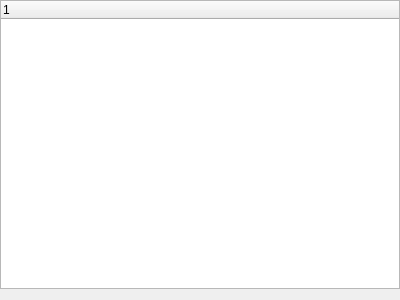
Qt form ui/SelectJobsFrame.ui (germaniumhq/felix) before a commit.
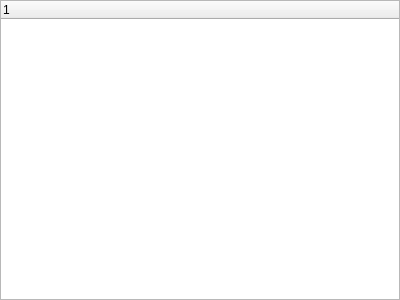
The same form after that commit.

The edit to the form file:
```diff
--- a/ui/SelectJobsFrame.ui
+++ b/ui/SelectJobsFrame.ui
@@ -23,6 +23,9 @@
    <property name="rightMargin">
     <number>0</number>
    </property>
+   <property name="bottomMargin">
+    <number>0</number>
+   </property>
    <item>
     <widget class="QTreeWidget" name="treeWidget">
      <column>
```
